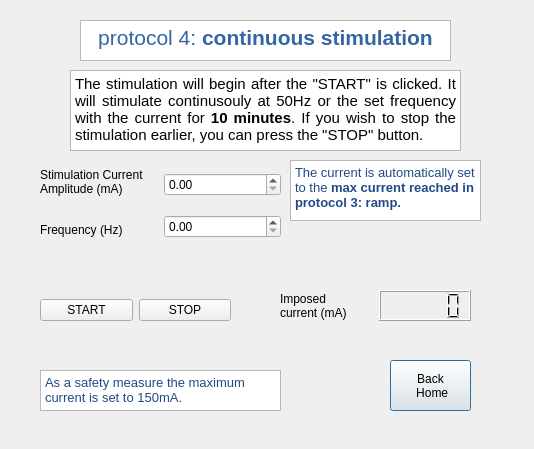
Old version of the form _Stimulation/stimulation_GUI/protocol4.ui in the repository annasparapani/MScThesis_tSCS.
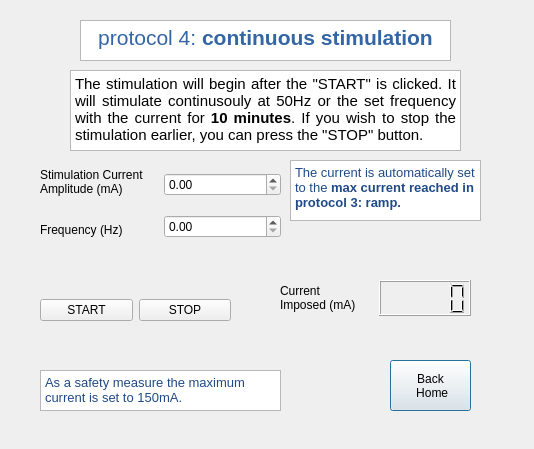
New version of the form.

Diff of the .ui file:
```diff
--- a/_Stimulation/stimulation_GUI/protocol4.ui
+++ b/_Stimulation/stimulation_GUI/protocol4.ui
@@ -121,7 +121,7 @@
 &lt;p style=&quot; margin-top:0px; margin-bottom:0px; margin-left:0px; margin-right:0px; -qt-block-indent:0; text-indent:0px;&quot;&gt;&lt;span style=&quot; font-size:10pt; color:#204a87;&quot;&gt;The current is automatically set to the &lt;/span&gt;&lt;span style=&quot; font-size:10pt; font-weight:600; color:#204a87;&quot;&gt;max current reached in protocol 3: ramp.&lt;/span&gt;&lt;/p&gt;&lt;/body&gt;&lt;/html&gt;</string>
    </property>
   </widget>
-  <widget class="QWidget" name="">
+  <widget class="QWidget" name="layoutWidget">
    <property name="geometry">
     <rect>
      <x>40</x>
@@ -162,21 +162,21 @@
     </item>
    </layout>
   </widget>
-  <widget class="QWidget" name="">
+  <widget class="QWidget" name="layoutWidget">
    <property name="geometry">
     <rect>
      <x>280</x>
-     <y>290</y>
+     <y>280</y>
      <width>191</width>
-     <height>31</height>
+     <height>36</height>
     </rect>
    </property>
    <layout class="QHBoxLayout" name="horizontalLayout_3">
     <item>
      <widget class="QLabel" name="Label_currentImposed">
       <property name="text">
-       <string>Imposed
-current (mA)</string>
+       <string>Current
+Imposed (mA)</string>
       </property>
      </widget>
     </item>
```
